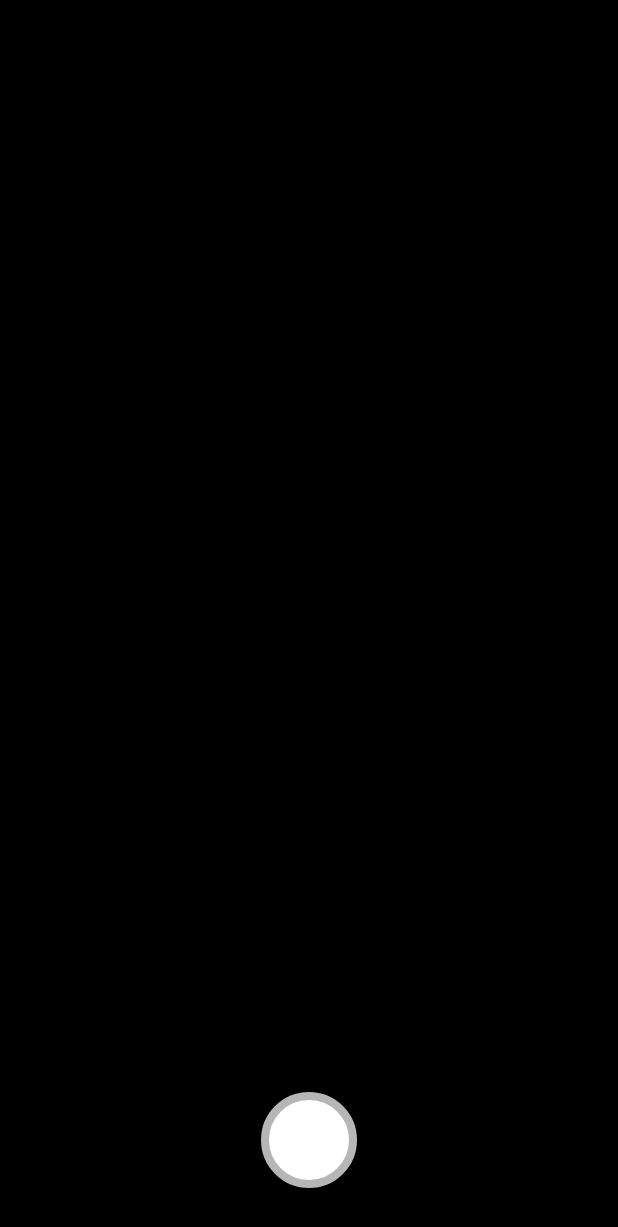
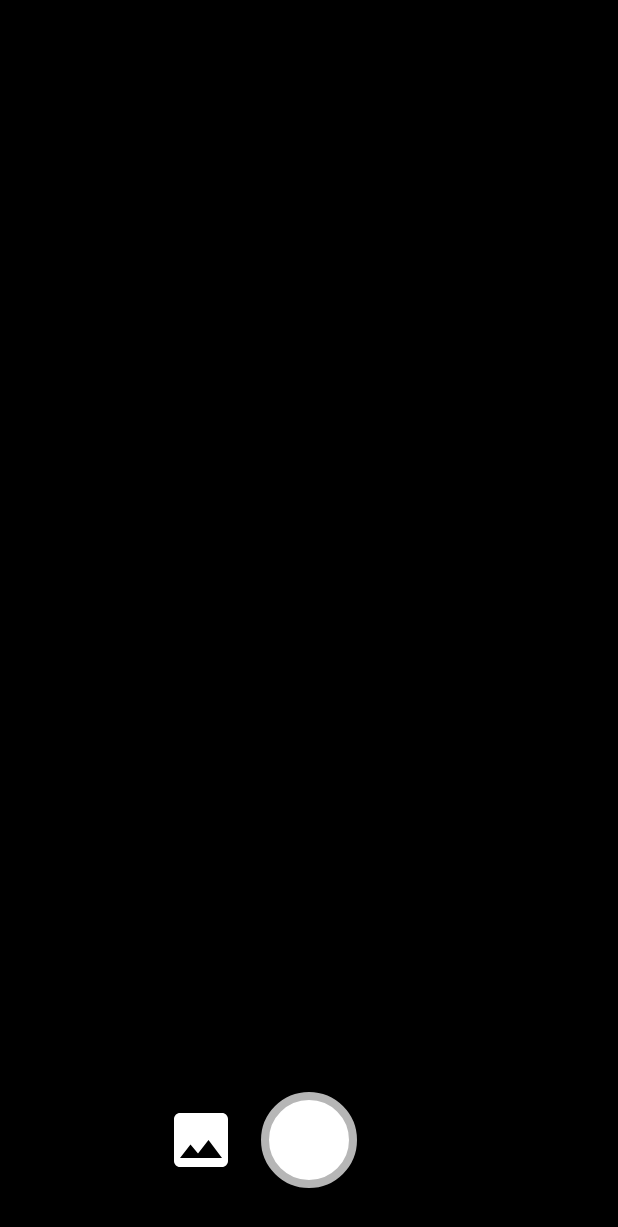
Before and after one commit to ardidong/SayurDetection, an Android app: the layout activity_main.xml on its own in the app's theme, with its tools: preview values and no code run, on a phone screen of 412 x 824 dp. Shown: the top 1227 px of the screen. Run offline under Robolectric (Android 15) with nearby library versions, the phone set to English and light mode, and no system bars.

Commit message:
added detect from still image

```diff
--- a/app/src/main/AndroidManifest.xml
+++ b/app/src/main/AndroidManifest.xml
@@ -11,11 +11,12 @@
         android:roundIcon="@mipmap/ic_launcher_round"
         android:supportsRtl="true"
         android:theme="@style/AppTheme">
-        <activity android:name=".CameraActivity"></activity>
+        <activity android:name=".DetectFromStillActivity"></activity>
+        <activity android:name=".CameraActivity" />
         <activity android:name=".MainActivity">
-
             <intent-filter>
                 <action android:name="android.intent.action.MAIN" />
+
                 <category android:name="android.intent.category.LAUNCHER" />
             </intent-filter>
         </activity>
--- /dev/null
+++ b/app/src/main/res/drawable/ic_baseline_image_24.xml
@@ -0,0 +1,5 @@
+<vector android:height="24dp" android:tint="#FFFFFF"
+    android:viewportHeight="24" android:viewportWidth="24"
+    android:width="24dp" xmlns:android="http://schemas.android.com/apk/res/android">
+    <path android:fillColor="@android:color/white" android:pathData="M21,19V5c0,-1.1 -0.9,-2 -2,-2H5c-1.1,0 -2,0.9 -2,2v14c0,1.1 0.9,2 2,2h14c1.1,0 2,-0.9 2,-2zM8.5,13.5l2.5,3.01L14.5,12l4.5,6H5l3.5,-4.5z"/>
+</vector>
--- a/app/src/main/res/layout/activity_main.xml
+++ b/app/src/main/res/layout/activity_main.xml
@@ -14,14 +14,29 @@
         android:layout_weight="1"
         tools:context="org.tensorflow.demo.CameraActivity" />
 
+    <RelativeLayout
+        android:layout_width="match_parent"
+        android:layout_height="wrap_content">
+
         <Button
             android:id="@+id/btn_capture"
             android:layout_width="64dp"
             android:layout_height="64dp"
-        android:layout_gravity="center"
+            android:layout_centerHorizontal="true"
             android:layout_marginTop="8dp"
             android:layout_marginBottom="32dp"
             android:background="@drawable/button_shutter" />
 
+        <Button
+            android:id="@+id/btn_detect_still_image"
+            android:layout_width="48dp"
+            android:layout_height="48dp"
+            android:layout_alignBaseline="@id/btn_capture"
+            android:layout_marginEnd="16dp"
+            android:layout_toStartOf="@id/btn_capture"
+            android:background="@drawable/ic_baseline_image_24" />
+
+    </RelativeLayout>
+
 
 </LinearLayout>
```
Also changed, not shown: app/src/main/java/com/informaticsuii/sayurdetection/CameraActivity.java (+67 -6 lines), app/src/main/java/com/informaticsuii/sayurdetection/DetectFromStillActivity.java (added, +35 -0 lines), app/src/main/res/layout/activity_detect_from_still.xml (added, +14 -0 lines). Lines whose indentation alone changed are shown as unchanged.
